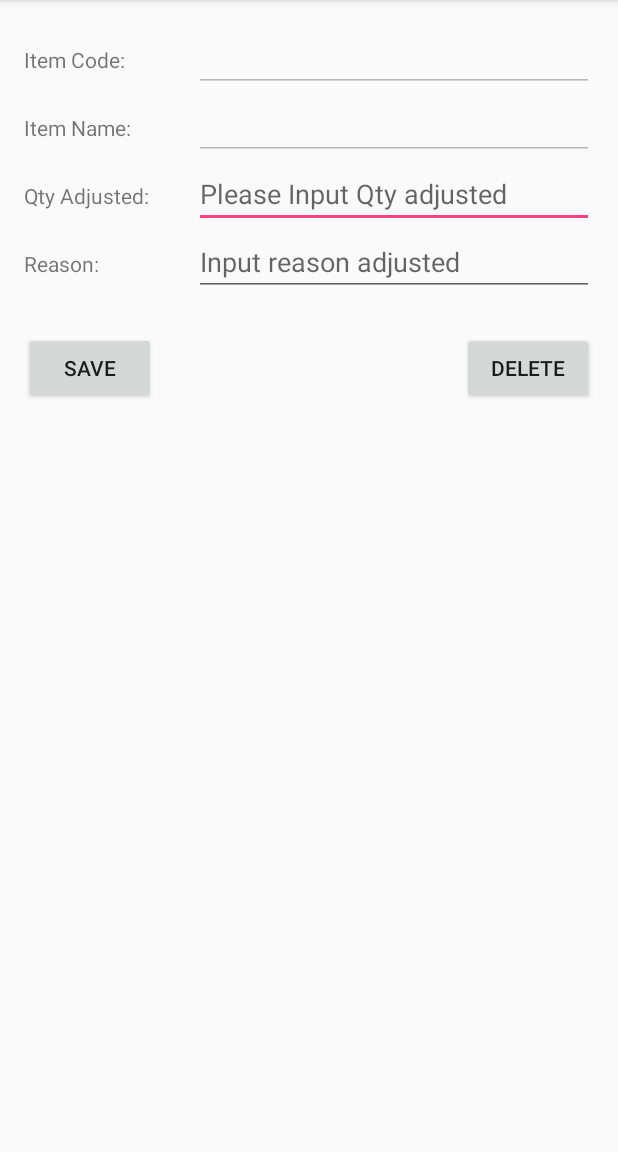
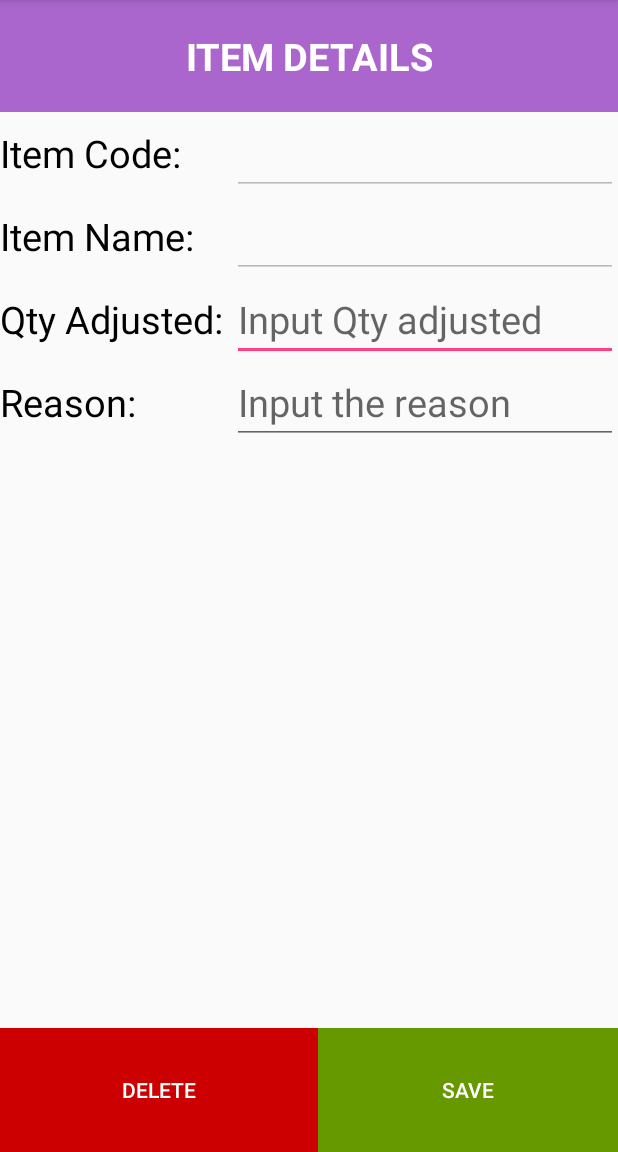
Before and after one commit to SA43Team12ADprojectMobile/SA43Team12ADprojectMobile, an Android app: the AdjustItemQty screen opened directly, with no data from a screen before it, on a phone screen of 412 x 824 dp, the part 84-1236 px from its top. Run offline under Robolectric (Android 15) with nearby library versions, the phone set to English and light mode, and no system bars; 2 statements that could not run were skipped.

Commit message:
30/01 UI

```diff
--- a/app/src/main/res/layout/adjustment_issue_activity_adjust_item_qty.xml
+++ b/app/src/main/res/layout/adjustment_issue_activity_adjust_item_qty.xml
@@ -1,20 +1,30 @@
 <?xml version="1.0" encoding="utf-8"?>
-<RelativeLayout xmlns:android="http://schemas.android.com/apk/res/android"
+<LinearLayout xmlns:android="http://schemas.android.com/apk/res/android"
     xmlns:tools="http://schemas.android.com/tools"
-    android:id="@+id/retrieval_form_activity_confirm_retrieval"
     android:layout_width="match_parent"
     android:layout_height="match_parent"
-    android:paddingBottom="@dimen/activity_vertical_margin"
-    android:paddingLeft="@dimen/activity_horizontal_margin"
-    android:paddingRight="@dimen/activity_horizontal_margin"
-    android:paddingTop="@dimen/activity_vertical_margin"
+    android:orientation="vertical"
     tools:context=".activity.inventoryStore.AdjustmentVoucher.IssueAdjustment.AdjustItemQty">
+
+    <TextView
+        android:layout_width="match_parent"
+        android:layout_height="wrap_content"
+        android:padding="20dp"
+        android:textSize="25sp"
+        android:background="@android:color/holo_purple"
+        android:textColor="@android:color/white"
+        android:textStyle="normal|bold"
+        android:text="Item details"
+        android:textAllCaps="true"
+        android:gravity="center"
+        android:fitsSystemWindows="true" />
 
     <TableLayout
         android:layout_width="match_parent"
-        android:layout_height="match_parent"
+        android:layout_height="215dp"
         android:layout_alignParentTop="true"
-        android:layout_alignParentEnd="true">
+        android:layout_alignParentEnd="true"
+        android:layout_weight="0.23">
 
         <TableRow
             android:layout_width="match_parent"
@@ -25,18 +35,22 @@
                 android:text="Item Code: "
                 android:layout_width="wrap_content"
                 android:layout_height="wrap_content"
-                android:layout_weight="1"/>
+                android:textColor="@android:color/black"
+                android:textSize="25sp"
+                android:paddingBottom="10dp"
+                android:layout_weight="0"/>
 
             <EditText
                 android:layout_width="wrap_content"
                 android:layout_height="wrap_content"
+                android:inputType="textPersonName"
                 android:ems="10"
-                android:layout_weight="2"
+                android:layout_weight="1"
                 android:id="@+id/editText_issue_itemAdjusted_item_code"
                 android:enabled="false"
                 android:clickable="false"
                 android:longClickable="false"
-                />
+                android:textSize="25sp" />
 
         </TableRow>
 
@@ -51,23 +65,27 @@
             android:layout_width="match_parent"
             android:layout_weight="0"
             android:layout_height="match_parent">
+
             <TextView
                 android:text="Item Name: "
                 android:layout_width="wrap_content"
                 android:layout_height="wrap_content"
-                android:layout_weight="1"/>
+                android:textColor="@android:color/black"
+                android:textSize="25sp"
+                android:paddingBottom="10dp"
+                android:layout_weight="0"/>
 
             <EditText
                 android:layout_width="wrap_content"
                 android:layout_height="wrap_content"
                 android:inputType="textPersonName"
                 android:ems="10"
-                android:layout_weight="2"
+                android:layout_weight="1"
                 android:id="@+id/editText_issue_itemAdjusted_item_name"
                 android:enabled="false"
                 android:clickable="false"
                 android:longClickable="false"
-                />
+                android:textSize="25sp" />
         </TableRow>
 
         <TableRow
@@ -76,22 +94,25 @@
             android:layout_height="match_parent" >
             <TextView
                 android:text="Qty Adjusted: "
-                android:layout_width="wrap_content"
+                android:layout_width="match_parent"
                 android:layout_height="wrap_content"
-                android:layout_weight="1"/>
+                android:textColor="@android:color/black"
+                android:textSize="25sp"
+                android:paddingBottom="10dp"
+                android:layout_weight="0"/>
 
             <EditText
                 android:layout_width="wrap_content"
                 android:layout_height="wrap_content"
                 android:inputType="textPersonName"
                 android:ems="10"
-                android:layout_weight="2"
+                android:layout_weight="1"
                 android:id="@+id/editText_issue_itemAdjusted_qty"
                 android:enabled="true"
                 android:clickable="true"
                 android:longClickable="true"
-                android:hint="Please Input Qty adjusted"
-                />
+                android:hint="Input Qty adjusted"
+                android:textSize="25sp" />
         </TableRow>
 
 
@@ -103,43 +124,57 @@
                 android:text="Reason: "
                 android:layout_width="wrap_content"
                 android:layout_height="wrap_content"
-                android:layout_weight="1"/>
+                android:textColor="@android:color/black"
+                android:textSize="25sp"
+                android:paddingBottom="10dp"
+                android:layout_weight="0"/>
 
             <EditText
                 android:layout_width="wrap_content"
                 android:layout_height="wrap_content"
-
-                android:hint="Input reason adjusted"
+                android:inputType="textPersonName"
+                android:hint="Input the reason "
                 android:ems="10"
-                android:layout_weight="2"
+                android:layout_weight="1"
                 android:id="@+id/editText_issue_itemAdjusted_reason"
                 android:enabled="true"
                 android:clickable="true"
                 android:longClickable="true"
-                android:maxLines="5"
-                />
+                android:textSize="25sp" />
 
         </TableRow>
 
     </TableLayout>
 
-    <Button
-        android:text="Save"
-        android:layout_width="wrap_content"
+    <LinearLayout
+        android:layout_width="match_parent"
         android:layout_height="wrap_content"
-        android:layout_alignParentTop="true"
-        android:layout_marginTop="205dp"
-        android:id="@+id/btn_save_issue"
-        android:layout_alignParentStart="true" />
+        android:gravity="center|bottom"
+        android:orientation="horizontal"
+        android:layout_weight="0.02">
+        <Button
+            android:text="DELETE"
+            android:textColor="@android:color/white"
+            android:layout_width="wrap_content"
+            android:layout_height="match_parent"
+            android:layout_alignParentBottom="true"
+            android:layout_gravity="bottom"
+            android:id="@+id/btn_delete_issue"
+            android:background="@android:color/holo_red_dark"
+            android:layout_weight="1" />
 
-    <Button
-        android:text="Delete"
-        android:layout_width="wrap_content"
-        android:layout_height="wrap_content"
-        android:id="@+id/btn_delete_issue"
-        android:layout_alignBaseline="@+id/btn_save_issue"
-        android:layout_alignBottom="@+id/btn_save_issue"
-        android:layout_alignParentEnd="true" />
+        <Button
+            android:text="SAVE"
+            android:textColor="@android:color/white"
+            android:layout_width="wrap_content"
+            android:layout_height="match_parent"
+            android:id="@+id/btn_save_issue"
+            style="@style/Widget.AppCompat.Button"
+            android:layout_gravity="bottom"
+            android:background="@android:color/holo_green_dark"
+            android:layout_weight="0.90" />
+
+    </LinearLayout>
 
 
-</RelativeLayout>
+</LinearLayout>
--- a/app/src/main/res/layout/adjustment_view_activity_items_in_voucher.xml
+++ b/app/src/main/res/layout/adjustment_view_activity_items_in_voucher.xml
@@ -21,7 +21,8 @@
         android:text="adjustment Items"
         android:textAllCaps="true"
         android:gravity="center_horizontal"
-        android:fitsSystemWindows="true" />
+        android:fitsSystemWindows="true"
+        android:id="@+id/textView" />
 
     <ListView
 
--- a/app/src/main/res/layout/adjustment_view_activity_voucher_detail.xml
+++ b/app/src/main/res/layout/adjustment_view_activity_voucher_detail.xml
@@ -64,6 +64,7 @@
             android:layout_width="match_parent"
             android:layout_weight="0"
             android:layout_height="match_parent">
+
             <TextView
                 android:text="Item Name: "
                 android:layout_width="wrap_content"
@@ -88,7 +89,7 @@
         </TableRow>
 
         <TableRow
-            android:layout_width="wrap_content"
+            android:layout_width="match_parent"
             android:layout_weight="0"
             android:layout_height="match_parent" >
             <TextView
```
Also changed, not shown: app/src/main/res/layout/adjustment_issue_activity_add_adjustment_item.xml (+13 -11 lines), app/src/main/res/layout/adjustment_issue_activity_items_voucher_issue.xml (+28 -17 lines).
